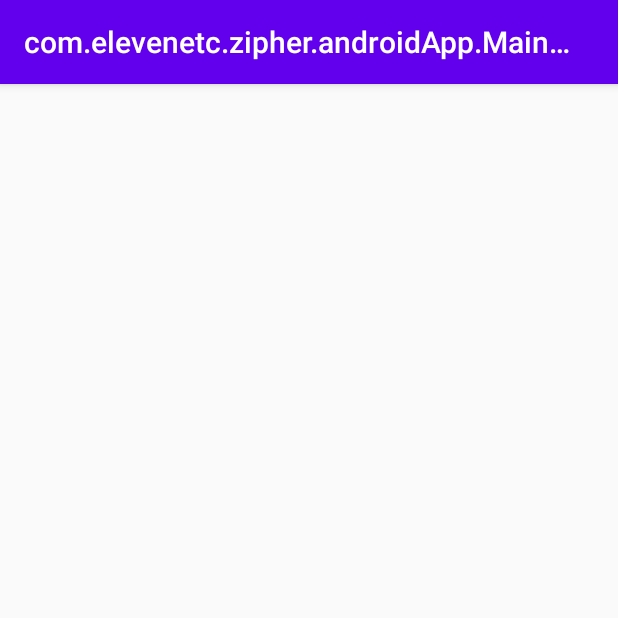
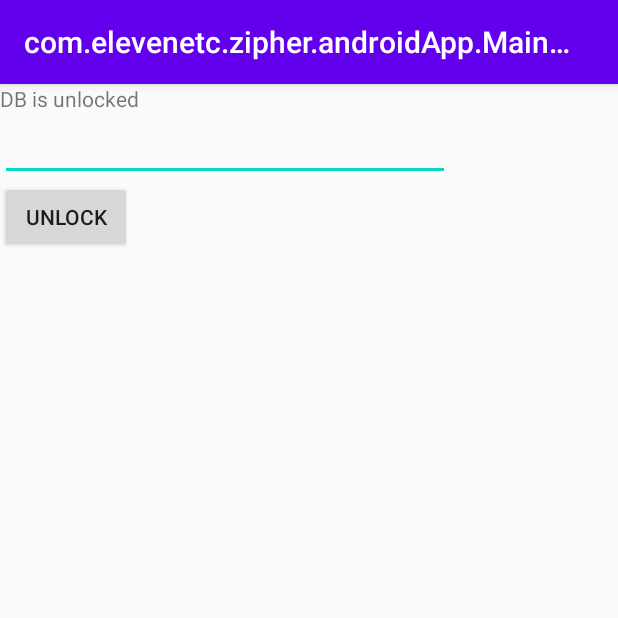
Before and after one commit to elevenetc/zipher, an Android app: the screen it shows after launch (MainActivity), on a phone screen of 412 x 824 dp, the top half of it. Run offline under Robolectric (Android 15) with nearby library versions, the phone set to English and light mode, and no system bars; libraries missing offline, so code that uses them is left out: com.squareup.sqldelight, net.sqlcipher.database; 1 statement that could not run was skipped.

Commit message:
Add basic auth to android app

```diff
--- /dev/null
+++ b/androidApp/src/main/java/com/elevenetc/zipher/androidApp/App.kt
@@ -0,0 +1,17 @@
+package com.elevenetc.zipher.androidApp
+
+import android.app.Application
+import com.elevenetc.zipher.shared.Dao
+import com.elevenetc.zipher.shared.DatabaseDriverFactory
+
+class App : Application() {
+    override fun onCreate() {
+        super.onCreate()
+        val dbDriverFactory = DatabaseDriverFactory(this)
+        dao = Dao(dbDriverFactory)
+    }
+
+    companion object {
+        lateinit var dao:Dao
+    }
+}
--- a/androidApp/src/main/java/com/elevenetc/zipher/androidApp/MainActivity.kt
+++ b/androidApp/src/main/java/com/elevenetc/zipher/androidApp/MainActivity.kt
@@ -1,11 +1,13 @@
 package com.elevenetc.zipher.androidApp
 
 import android.os.Bundle
+import android.widget.Button
+import android.widget.EditText
 import android.widget.TextView
 import androidx.appcompat.app.AppCompatActivity
-import com.elevenetc.zipher.shared.Dao
-import com.elevenetc.zipher.shared.DatabaseDriverFactory
+import com.elevenetc.zipher.androidApp.App.Companion.dao
 import com.elevenetc.zipher.shared.Greeting
+import com.elevenetc.zipher.shared.InvalidDbPassword
 
 fun greet(): String {
     return Greeting().greeting()
@@ -16,19 +18,28 @@ class MainActivity : AppCompatActivity() {
         super.onCreate(savedInstanceState)
         setContentView(R.layout.activity_main)
 
-        val tv: TextView = findViewById(R.id.text_view)
+        val textStatus: TextView = findViewById(R.id.text_status)
+        val editPassword: EditText = findViewById(R.id.edit_password)
+        val btnUnlock: Button = findViewById(R.id.btn_unlock)
 
-        val dao = Dao("123", DatabaseDriverFactory(applicationContext))
-        val allRecords = dao.getAllRecords()
 
-        if (allRecords.isEmpty()) {
-            dao.insertRecord("first-record")
-            tv.text = "First record created: "
+
+        if (dao.isLocked()) {
+            textStatus.text = "DB is locked"
         } else {
-            val first = allRecords.first()
-            tv.text = "Record retrieved: " + first.id
+            textStatus.text = "DB is unlocked"
         }
 
-        //tv.text = greet()
+        btnUnlock.setOnClickListener {
+            val password = editPassword.text.toString()
+            try {
+                dao.unlock(password)
+                textStatus.text = "DB is unlocked"
+            } catch (t: InvalidDbPassword) {
+                t.printStackTrace()
+                textStatus.text = "Password is invalid. Try another one."
+            }
+
+        }
     }
 }
--- a/androidApp/src/main/res/layout/activity_main.xml
+++ b/androidApp/src/main/res/layout/activity_main.xml
@@ -1,21 +1,33 @@
 <?xml version="1.0" encoding="utf-8"?>
-<androidx.constraintlayout.widget.ConstraintLayout
-    xmlns:android="http://schemas.android.com/apk/res/android"
+<LinearLayout xmlns:android="http://schemas.android.com/apk/res/android"
     xmlns:app="http://schemas.android.com/apk/res-auto"
     xmlns:tools="http://schemas.android.com/tools"
     android:id="@+id/main_view"
     android:layout_width="match_parent"
     android:layout_height="match_parent"
+    android:orientation="vertical"
     tools:context=".MainActivity">
 
     <TextView
-      android:id="@+id/text_view"
+        android:id="@+id/text_status"
         android:layout_width="wrap_content"
         android:layout_height="wrap_content"
         app:layout_constraintBottom_toBottomOf="parent"
         app:layout_constraintLeft_toLeftOf="parent"
         app:layout_constraintRight_toRightOf="parent"
         app:layout_constraintTop_toTopOf="parent"
-      tools:text="Hello World!"/>
+        tools:text="Hello World!" />
 
-</androidx.constraintlayout.widget.ConstraintLayout>
+    <EditText
+        android:id="@+id/edit_password"
+        android:layout_width="300dp"
+        android:layout_height="wrap_content"
+        android:inputType="textPassword" />
+
+    <Button
+        android:id="@+id/btn_unlock"
+        android:layout_width="wrap_content"
+        android:layout_height="wrap_content"
+        android:text="Unlock" />
+
+</LinearLayout>
```
Also changed, not shown: androidApp/src/main/AndroidManifest.xml (+9 -6 lines). Lines whose indentation alone changed are shown as unchanged.
